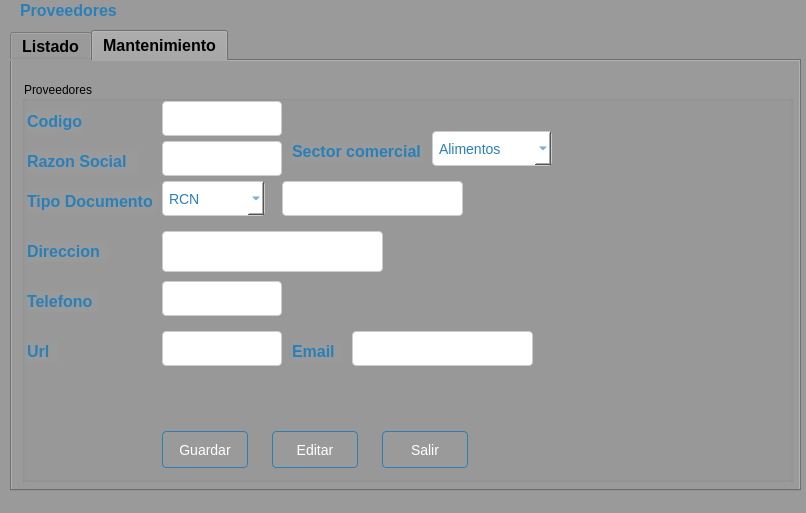
Before: the Qt Designer form Sistema de ventas/ui/FrmProveedor.ui in CodeDrTech/DevelopPython, drawn with Qt 5.
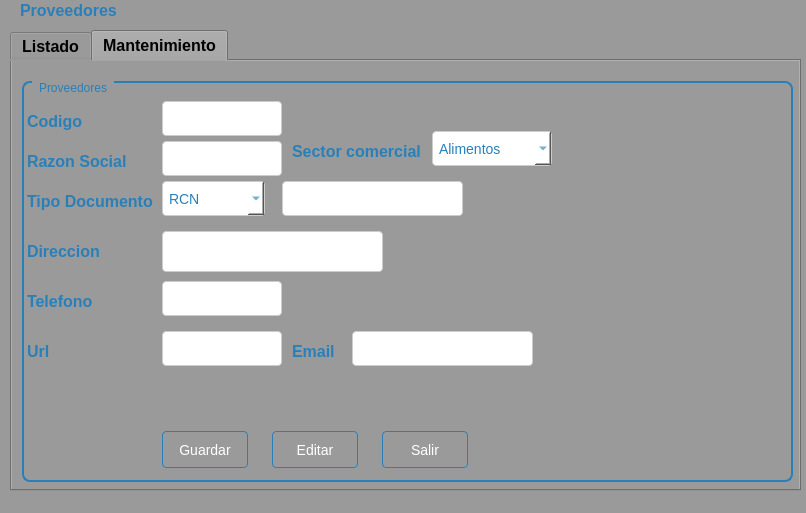
After: the same form once the commit is applied. The open tabs and pages were chosen to show the change.

```diff
--- a/Sistema de ventas/ui/FrmProveedor.ui
+++ b/Sistema de ventas/ui/FrmProveedor.ui
@@ -389,6 +389,26 @@
         <height>401</height>
        </rect>
       </property>
+      <property name="styleSheet">
+       <string notr="true">QGroupBox {
+    border: 2px solid #2980b9;
+    border-radius: 8px;
+    padding: 10px;
+    background-color: #9a9a9a;
+}
+
+QGroupBox:title {
+    color: #2980b9;
+    subcontrol-origin: margin;
+    subcontrol-position: top left;
+    left: 10px;
+    padding-left: 5px;
+    padding-right: 5px;
+    border: none;
+}
+
+</string>
+      </property>
       <property name="title">
        <string>Proveedores</string>
       </property>
```
